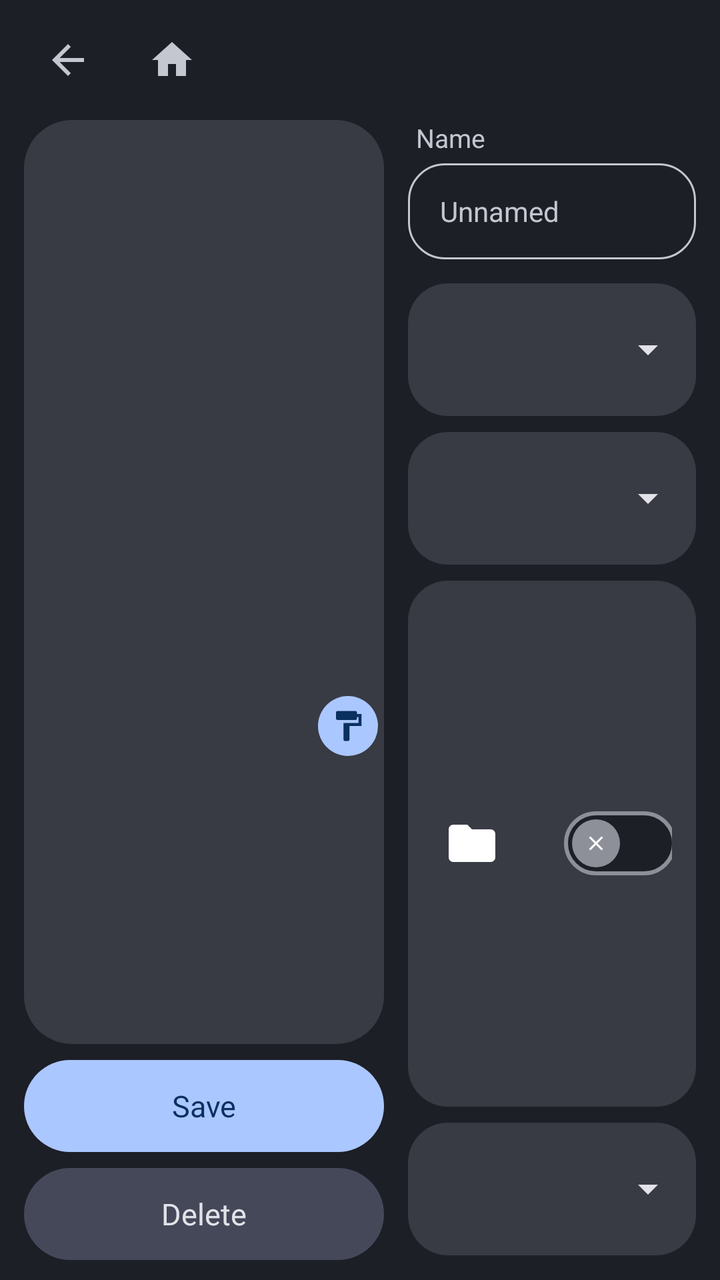
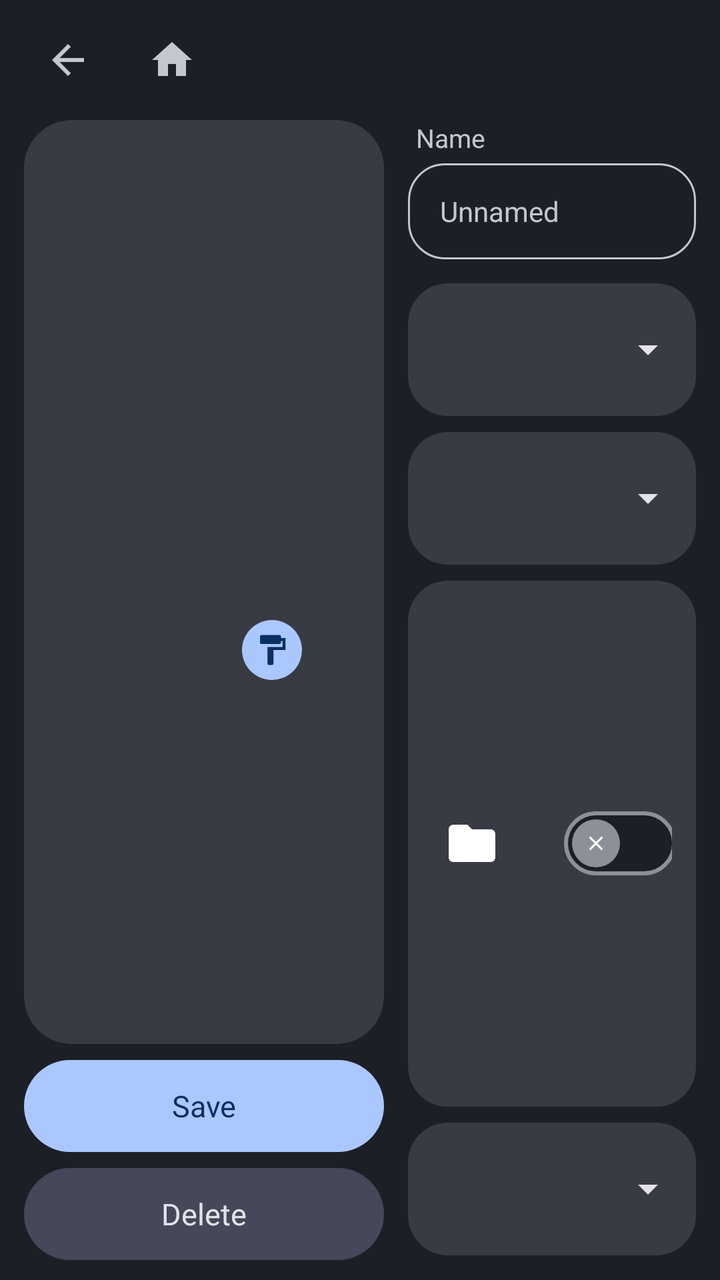

An Android layout rendered at two revisions. The XML below is the earlier revision; the diff shows what the commit changed to produce the second picture.
<!-- AndroidManifest.xml: application theme MojoLauncher.AppTheme -->
<!-- res/layout/fragment_instance_editor.xml -->
<?xml version="1.0" encoding="utf-8"?>
<LinearLayout xmlns:android="http://schemas.android.com/apk/res/android"
    xmlns:app="http://schemas.android.com/apk/res-auto"
    android:layout_width="match_parent"
    android:layout_height="match_parent"
    android:background="@color/m3_bg"
    android:orientation="vertical"
    android:paddingStart="12dp"
    android:paddingTop="6dp"
    android:paddingEnd="12dp"
    android:paddingBottom="10dp">

    <include layout="@layout/layout_header" />

    <LinearLayout
        android:layout_width="match_parent"
        android:layout_height="0dp"
        android:layout_marginTop="6dp"
        android:layout_weight="1"
        android:orientation="horizontal">

        <LinearLayout
            android:layout_width="180dp"
            android:layout_height="match_parent"
            android:orientation="vertical">

            <FrameLayout
                android:layout_width="match_parent"
                android:layout_height="0dp"
                android:layout_marginBottom="8dp"
                android:layout_weight="1"
                android:background="@drawable/m3_card">

                <ImageView
                    android:id="@+id/vprof_editor_instance_icon"
                    android:layout_width="96dp"
                    android:layout_height="96dp"
                    android:layout_gravity="center"
                    android:background="@drawable/m3_card_ripple"
                    android:contentDescription="@string/m3_edit"
                    android:padding="12dp"
                    android:scaleType="fitCenter" />

                <ImageView
                    android:layout_width="30dp"
                    android:layout_height="30dp"
                    android:layout_gravity="center"
                    android:layout_marginStart="72dp"
                    android:layout_marginTop="72dp"
                    android:background="@drawable/m3_button_primary"
                    android:contentDescription="@null"
                    android:padding="6dp"
                    android:src="@drawable/ic_m3_paint"
                    android:tint="@color/m3_on_primary" />
            </FrameLayout>

            <TextView
                android:id="@+id/vprof_editor_save_button"
                android:layout_width="match_parent"
                android:layout_height="46dp"
                android:background="@drawable/m3_button_primary"
                android:clickable="true"
                android:focusable="true"
                android:gravity="center"
                android:text="@string/global_save"
                android:textColor="@color/m3_on_primary"
                android:textSize="15sp" />

            <TextView
                android:id="@+id/vprof_editor_delete_button"
                android:layout_width="match_parent"
                android:layout_height="46dp"
                android:layout_marginTop="8dp"
                android:background="@drawable/m3_button_tonal"
                android:clickable="true"
                android:focusable="true"
                android:gravity="center"
                android:text="@string/global_delete"
                android:textColor="@color/m3_text"
                android:textSize="15sp" />
        </LinearLayout>

        <ScrollView
            android:layout_width="0dp"
            android:layout_height="match_parent"
            android:layout_marginStart="12dp"
            android:layout_weight="1"
            android:scrollbars="none">

            <LinearLayout
                android:layout_width="match_parent"
                android:layout_height="wrap_content"
                android:orientation="vertical">

                <TextView
                    android:layout_width="wrap_content"
                    android:layout_height="wrap_content"
                    android:layout_marginStart="4dp"
                    android:layout_marginBottom="4dp"
                    android:text="@string/profiles_profile_name"
                    android:textColor="@color/m3_text_dim"
                    android:textSize="13sp" />

                <LinearLayout
                    android:layout_width="match_parent"
                    android:layout_height="48dp"
                    android:layout_marginBottom="12dp"
                    android:background="@drawable/m3_input"
                    android:gravity="center_vertical"
                    android:paddingStart="16dp"
                    android:paddingEnd="16dp">

                    <EditText
                        android:id="@+id/vprof_editor_instance_name"
                        android:layout_width="match_parent"
                        android:layout_height="match_parent"
                        android:background="@null"
                        android:hint="@string/unnamed"
                        android:imeOptions="actionDone|flagNoExtractUi"
                        android:inputType="textPersonName"
                        android:maxLines="1"
                        android:textColor="@color/m3_text"
                        android:textColorHint="@color/m3_text_dim"
                        android:textSize="14sp" />
                </LinearLayout>

                <include
                    android:id="@+id/vprof_editor_version_row"
                    layout="@layout/item_gi_loader" />

                <include
                    android:id="@+id/vprof_editor_ctrl_row"
                    layout="@layout/item_gi_loader" />

                <LinearLayout
                    android:id="@+id/vprof_editor_data_row"
                    android:layout_width="match_parent"
                    android:layout_height="wrap_content"
                    android:layout_marginBottom="8dp"
                    android:background="@drawable/m3_card_ripple"
                    android:clickable="true"
                    android:focusable="true"
                    android:gravity="center_vertical"
                    android:orientation="horizontal"
                    android:padding="12dp">

                    <ImageView
                        android:layout_width="40dp"
                        android:layout_height="40dp"
                        android:contentDescription="@null"
                        android:padding="6dp"
                        android:src="@drawable/ic_m3_folder" />

                    <LinearLayout
                        android:layout_width="0dp"
                        android:layout_height="wrap_content"
                        android:layout_marginStart="14dp"
                        android:layout_marginEnd="12dp"
                        android:layout_weight="1"
                        android:orientation="vertical">

                        <TextView
                            android:layout_width="wrap_content"
                            android:layout_height="wrap_content"
                            android:text="@string/m3_shared_data"
                            android:textColor="@color/m3_text"
                            android:textSize="17sp" />

                        <TextView
                            android:id="@+id/vprof_editor_data_summary"
                            android:layout_width="wrap_content"
                            android:layout_height="wrap_content"
                            android:layout_marginTop="2dp"
                            android:textColor="@color/m3_text_dim"
                            android:textSize="13sp" />
                    </LinearLayout>

                    <androidx.appcompat.widget.SwitchCompat
                        android:id="@+id/vprof_editor_data_checkbox_container"
                        android:layout_width="wrap_content"
                        android:layout_height="wrap_content"
                        android:background="@null"
                        android:clickable="false"
                        android:focusable="false"
                        android:thumb="@drawable/m3_switch_thumb"
                        app:showText="false"
                        app:switchMinWidth="56dp"
                        app:track="@drawable/m3_switch_track"
                        app:trackTint="@android:color/white"
                        app:trackTintMode="multiply" />
                </LinearLayout>

                <include
                    android:id="@+id/vprof_editor_runtime_row"
                    layout="@layout/item_gi_loader" />

                <include
                    android:id="@+id/vprof_editor_renderer_row"
                    layout="@layout/item_gi_loader" />

                <TextView
                    android:layout_width="wrap_content"
                    android:layout_height="wrap_content"
                    android:layout_marginStart="4dp"
                    android:layout_marginTop="4dp"
                    android:layout_marginBottom="4dp"
                    android:text="@string/pvc_jvmArgs"
                    android:textColor="@color/m3_text_dim"
                    android:textSize="13sp" />

                <LinearLayout
                    android:layout_width="match_parent"
                    android:layout_height="48dp"
                    android:layout_marginBottom="8dp"
                    android:background="@drawable/m3_input"
                    android:gravity="center_vertical"
                    android:paddingStart="16dp"
                    android:paddingEnd="16dp">

                    <EditText
                        android:id="@+id/vprof_editor_jre_args"
                        android:layout_width="match_parent"
                        android:layout_height="match_parent"
                        android:background="@null"
                        android:hint="@string/use_global_default"
                        android:imeOptions="actionDone|flagNoExtractUi"
                        android:inputType="text"
                        android:maxLines="1"
                        android:textColor="@color/m3_text"
                        android:textColorHint="@color/m3_text_dim"
                        android:textSize="14sp" />
                </LinearLayout>
            </LinearLayout>
        </ScrollView>
    </LinearLayout>
</LinearLayout>
<!-- res/layout/layout_header.xml (included above) -->
<?xml version="1.0" encoding="utf-8"?>
<LinearLayout xmlns:android="http://schemas.android.com/apk/res/android"
    android:layout_width="match_parent"
    android:layout_height="48dp"
    android:gravity="center_vertical"
    android:orientation="horizontal">

    <ImageButton
        android:id="@+id/header_back"
        android:layout_width="44dp"
        android:layout_height="44dp"
        android:background="@drawable/m3_nav_off"
        android:contentDescription="@string/m3_back"
        android:src="@drawable/ic_m3_back"
        android:tint="@color/m3_text_dim" />

    <ImageButton
        android:id="@+id/header_home"
        android:layout_width="44dp"
        android:layout_height="44dp"
        android:layout_marginStart="8dp"
        android:background="@drawable/m3_nav_off"
        android:contentDescription="@string/m3_home"
        android:src="@drawable/ic_m3_home"
        android:tint="@color/m3_text_dim" />

    <TextView
        android:id="@+id/header_title"
        android:layout_width="0dp"
        android:layout_height="wrap_content"
        android:layout_marginStart="22dp"
        android:layout_weight="1"
        android:ellipsize="end"
        android:singleLine="true"
        android:textColor="@color/m3_text"
        android:textSize="20sp" />
</LinearLayout>
<!-- res/layout/item_gi_loader.xml (included above) -->
<?xml version="1.0" encoding="utf-8"?>
<LinearLayout xmlns:android="http://schemas.android.com/apk/res/android"
    android:layout_width="match_parent"
    android:layout_height="wrap_content"
    android:layout_marginBottom="8dp"
    android:background="@drawable/m3_card_ripple"
    android:clickable="true"
    android:focusable="true"
    android:gravity="center_vertical"
    android:orientation="horizontal"
    android:padding="12dp">

    <ImageView
        android:id="@+id/gi_icon"
        android:layout_width="40dp"
        android:layout_height="40dp"
        android:contentDescription="@null" />

    <LinearLayout
        android:layout_width="0dp"
        android:layout_height="wrap_content"
        android:layout_marginStart="14dp"
        android:layout_weight="1"
        android:orientation="vertical">

        <TextView
            android:id="@+id/gi_title"
            android:layout_width="wrap_content"
            android:layout_height="wrap_content"
            android:textColor="@color/m3_text"
            android:textSize="17sp" />

        <TextView
            android:id="@+id/gi_summary"
            android:layout_width="wrap_content"
            android:layout_height="wrap_content"
            android:layout_marginTop="2dp"
            android:textColor="@color/m3_text_dim"
            android:textSize="13sp" />
    </LinearLayout>

    <ImageView
        android:id="@+id/gi_arrow"
        android:layout_width="24dp"
        android:layout_height="24dp"
        android:contentDescription="@null"
        android:src="@drawable/ic_m3_dropdown"
        android:tint="@color/m3_text" />
</LinearLayout>
<!-- resources referenced by this layout -->
<resources>
  <color name="m3_bg">#1D1F27</color>
  <color name="m3_on_primary">#0A305F</color>
  <color name="m3_text">#E2E2E9</color>
  <color name="m3_text_dim">#C4C6D0</color>
  <!-- drawable m3_card (drawable) -->
  <?xml version="1.0" encoding="utf-8"?>
  <shape xmlns:android="http://schemas.android.com/apk/res/android" android:shape="rectangle">
          <solid android:color="@color/m3_surface" />
          <corners android:radius="24dp" />
          
      </shape>
  <string name="global_delete">Delete</string>
  <string name="global_save">Save</string>
  <string name="m3_back">Back</string>
  <string name="m3_edit">Edit</string>
  <string name="m3_home">Home</string>
  <string name="m3_shared_data">Shared data</string>
  <string name="profiles_profile_name">Name</string>
  <string name="pvc_jvmArgs">JVM arguments</string>
  <string name="unnamed">Unnamed</string>
  <string name="use_global_default">(Use global default)</string>
  <style name="MojoLauncher.AppTheme" parent="MojoLauncher" />
  <color name="m3_primary">#ABC7FF</color>
  <color name="m3_surface_high">#454859</color>
  <color name="m3_surface">#383A44</color>
  <color name="m3_outline">#8E9099</color>
  <color name="background_status_bar">#242424</color>
  <color name="background_app">#181818</color>
  <style name="M3AlertDialog" parent="Theme.AppCompat.Dialog.Alert">
          <item name="android:windowAnimationStyle">@style/M3DialogAnim</item>
      </style>
  <style name="MojoLauncher.Button" parent="Widget.AppCompat.Button">
          <item name="android:background">@drawable/button_flat</item>
      </style>
  <style name="MojoLauncher.Button.Toggle" parent="MojoLauncher.Button">
          <item name="android:background">@drawable/button_flat_toggle</item>
      </style>
  <style name="Mojo.Pref" parent="Preference.Material">
          <item name="android:layout">@layout/pref_card</item>
          <item name="iconSpaceReserved">false</item>
          <item name="android:iconSpaceReserved">false</item>
      </style>
  <style name="Mojo.Pref.Category" parent="Preference.Category.Material">
          <item name="android:layout">@layout/pref_card_category</item>
          <item name="iconSpaceReserved">false</item>
          <item name="android:iconSpaceReserved">false</item>
      </style>
  <style name="Mojo.Pref.EditText" parent="Preference.DialogPreference.EditTextPreference.Material">
          <item name="android:layout">@layout/pref_card</item>
          <item name="iconSpaceReserved">false</item>
          <item name="android:iconSpaceReserved">false</item>
      </style>
  <style name="Mojo.Pref.Seek" parent="Preference.SeekBarPreference.Material">
          <item name="android:layout">@layout/pref_card_seekbar</item>
          <item name="iconSpaceReserved">false</item>
          <item name="android:iconSpaceReserved">false</item>
      </style>
  <style name="M3DialogAnim" parent="@android:style/Animation.Dialog">
          <item name="android:windowEnterAnimation">@anim/m3_dialog_in</item>
          <item name="android:windowExitAnimation">@anim/m3_dialog_out</item>
      </style>
  <!-- drawable mineknob_on_unfiltered (drawable) -->
  <?xml version="1.0" encoding="utf-8"?>
  <bitmap android:src="@drawable/mineknob_on" android:filter="false"
      xmlns:android="http://schemas.android.com/apk/res/android" />
  <!-- drawable mineknob_track_mask_unfiltered (drawable) -->
  <?xml version="1.0" encoding="utf-8"?>
  <bitmap android:src="@drawable/mineknob_track_mask" android:filter="false"
      xmlns:android="http://schemas.android.com/apk/res/android" />
  <!-- drawable button_flat (drawable) -->
  <?xml version="1.0" encoding="utf-8"?>
  <shape xmlns:android="http://schemas.android.com/apk/res/android">
      <solid android:color="?attr/colorButtonNormal"/>
  </shape>
  <color name="minebutton_secondary">#2a2a2a</color>
  <color name="minebutton_color">#91dffb</color>
  <!-- unchanged entries left out for length: 29 -->
</resources>

<!-- the commit's change to res/layout/fragment_instance_editor.xml (unified diff, before → after) -->
@@ -45,8 +45,8 @@
                     android:layout_width="30dp"
                     android:layout_height="30dp"
                     android:layout_gravity="center"
-                    android:layout_marginStart="72dp"
-                    android:layout_marginTop="72dp"
+                    android:layout_marginStart="34dp"
+                    android:layout_marginTop="34dp"
                     android:background="@drawable/m3_button_primary"
                     android:contentDescription="@null"
                     android:padding="6dp"
